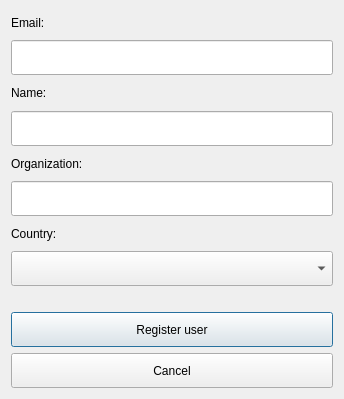
This is LDMP/gui/DlgSettingsRegister.ui in ConservationInternational/trends.earth as Qt 5 draws it before an edit. The edited form follows.
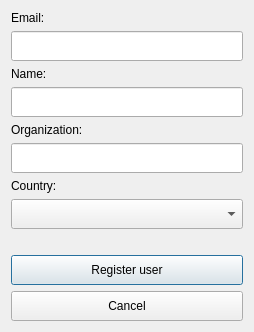
This is the edited form.

The edit to the form file:
```diff
--- a/LDMP/gui/DlgSettingsRegister.ui
+++ b/LDMP/gui/DlgSettingsRegister.ui
@@ -6,8 +6,8 @@
    <rect>
     <x>0</x>
     <y>0</y>
-    <width>344</width>
-    <height>399</height>
+    <width>254</width>
+    <height>330</height>
    </rect>
   </property>
   <property name="sizePolicy">
@@ -38,7 +38,7 @@
      <property name="minimumSize">
       <size>
        <width>0</width>
-       <height>35</height>
+       <height>30</height>
       </size>
      </property>
      <property name="inputMethodHints">
@@ -64,7 +64,7 @@
      <property name="minimumSize">
       <size>
        <width>0</width>
-       <height>35</height>
+       <height>30</height>
       </size>
      </property>
      <property name="inputMethodHints">
@@ -90,7 +90,7 @@
      <property name="minimumSize">
       <size>
        <width>0</width>
-       <height>35</height>
+       <height>30</height>
       </size>
      </property>
      <property name="inputMethodHints">
@@ -119,7 +119,7 @@
      <property name="minimumSize">
       <size>
        <width>0</width>
-       <height>35</height>
+       <height>30</height>
       </size>
      </property>
     </widget>
@@ -145,7 +145,7 @@
      <property name="minimumSize">
       <size>
        <width>0</width>
-       <height>35</height>
+       <height>30</height>
       </size>
      </property>
      <property name="text">
@@ -158,7 +158,7 @@
      <property name="minimumSize">
       <size>
        <width>0</width>
-       <height>35</height>
+       <height>30</height>
       </size>
      </property>
      <property name="text">
```
